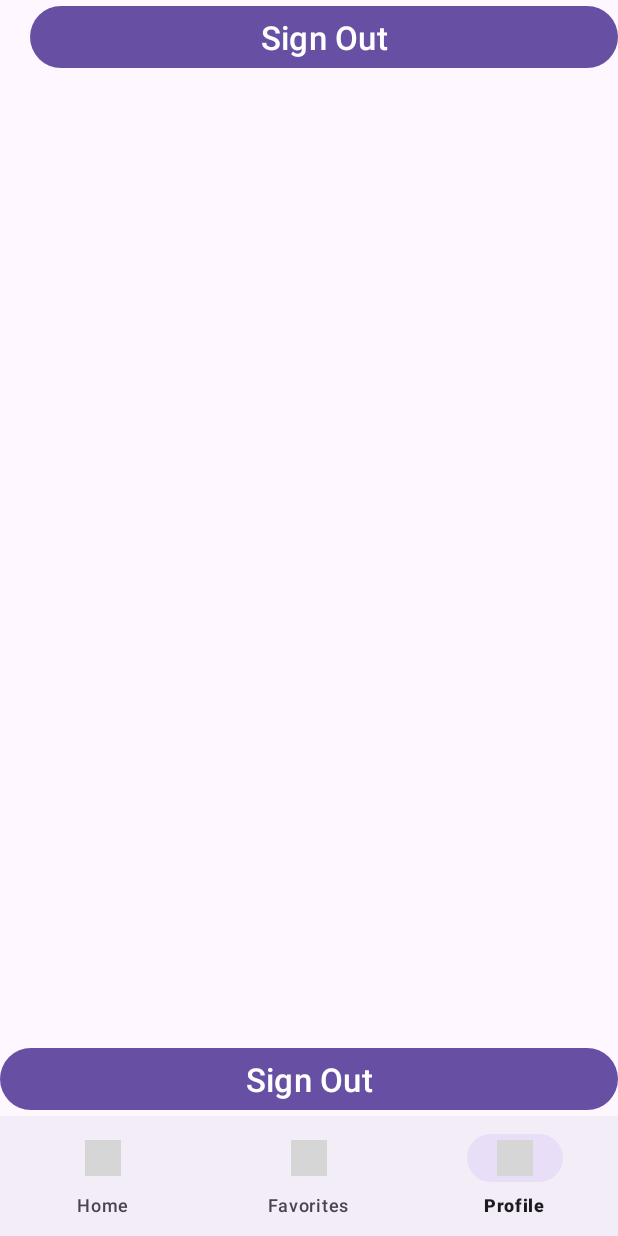
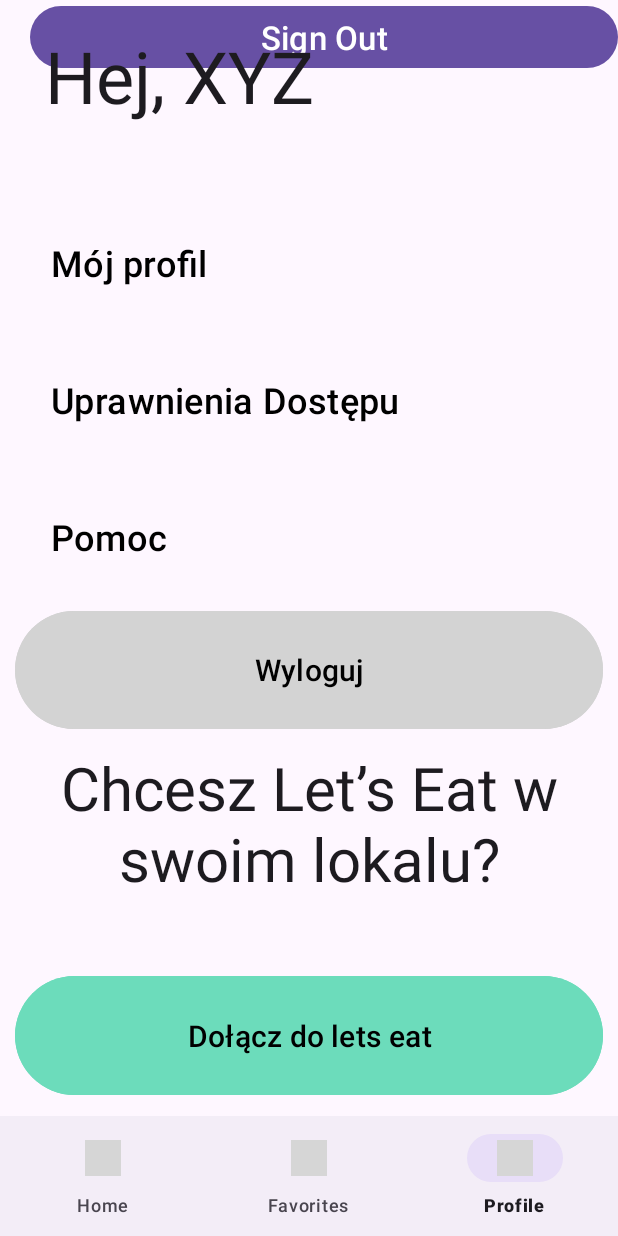
Before and after one commit to Leshens/LetsEatMobile, an Android app: the screen it shows after launch once a user with an empty profile is signed in (MainActivity), item 3 of the bottom bar chosen, on a phone screen of 412 x 824 dp. Run offline under Robolectric (Android 15) with nearby library versions, the phone set to English and light mode, and no system bars; our stand-ins replace Firebase (no records; nobody signed in at launch, a user with empty details on screens opened directly); grey boxes are pictures that could not be loaded.

Commit message:
work done in 85% :)

```diff
--- a/app/src/main/java/com/leshen/letseatmobile/Home.kt
+++ b/app/src/main/java/com/leshen/letseatmobile/Home.kt
@@ -6,27 +6,12 @@ import android.view.View
 import android.view.ViewGroup
 import androidx.fragment.app.Fragment
 
-// TODO: Rename parameter arguments, choose names that match
-// the fragment initialization parameters, e.g. ARG_ITEM_NUMBER
-private const val ARG_PARAM1 = "param1"
-private const val ARG_PARAM2 = "param2"
+class Home : Fragment() {
 
-/**
- * A simple [Fragment] subclass.
- * Use the [Home.newInstance] factory method to
- * create an instance of this fragment.
- */
-class Home : Fragment() {
-    // TODO: Rename and change types of parameters
-    private var param1: String? = null
-    private var param2: String? = null
 
     override fun onCreate(savedInstanceState: Bundle?) {
         super.onCreate(savedInstanceState)
-        arguments?.let {
-            param1 = it.getString(ARG_PARAM1)
-            param2 = it.getString(ARG_PARAM2)
-        }
+
     }
 
     override fun onCreateView(
@@ -37,23 +22,14 @@ class Home : Fragment() {
         return inflater.inflate(R.layout.fragment_home, container, false)
     }
 
-    companion object {
-        /**
-         * Use this factory method to create a new instance of
-         * this fragment using the provided parameters.
-         *
-         * @param param1 Parameter 1.
-         * @param param2 Parameter 2.
-         * @return A new instance of fragment Home.
-         */
-        // TODO: Rename and change types and number of parameters
-        @JvmStatic
-        fun newInstance(param1: String, param2: String) =
-            Home().apply {
-                arguments = Bundle().apply {
-                    putString(ARG_PARAM1, param1)
-                    putString(ARG_PARAM2, param2)
-                }
-            }
-    }
+
+//@Composable
+//fun RestaurantImageCell(restaurant: Restaurant) {
+//    KamelImage(
+//        asyncPainterResource("https://sebi.io/demo-image-api/${image.path}"),
+//        "${image.category} by ${image.author}",
+//        contentScale = ContentScale.Crop,
+//        modifier = Modifier.fillMaxWidth().aspectRatio(1.0f)
+//    )
+//}
 }
--- a/app/src/main/java/com/leshen/letseatmobile/MainActivity.kt
+++ b/app/src/main/java/com/leshen/letseatmobile/MainActivity.kt
@@ -13,7 +13,7 @@ import com.leshen.letseatmobile.login.GetStartedActivity
 
 class MainActivity : AppCompatActivity() {
     private var binding:ActivityMainBinding? = null
-    private lateinit var auth: FirebaseAuth
+    lateinit var auth: FirebaseAuth
     override fun onCreate(savedInstanceState: Bundle?) {
         super.onCreate(savedInstanceState)
         binding = ActivityMainBinding.inflate(layoutInflater)
@@ -36,15 +36,17 @@ class MainActivity : AppCompatActivity() {
             true
         }
         binding?.signOutButton?.setOnClickListener {
-            if (auth.currentUser!= null) {
-                FirebaseAuth.getInstance().signOut()
-                val intent = Intent(this, GetStartedActivity::class.java)
-                startActivity(intent)
-            }
+            signOut(auth)
 
         }
     }
-
+    fun signOut(auth: FirebaseAuth){
+        if (auth.currentUser!= null) {
+            FirebaseAuth.getInstance().signOut()
+            val intent = Intent(this, GetStartedActivity::class.java)
+            startActivity(intent)
+        }
+    }
 
     private fun replaceFragment(fragment : Fragment){
 
--- a/app/src/main/java/com/leshen/letseatmobile/Profile.kt
+++ b/app/src/main/java/com/leshen/letseatmobile/Profile.kt
@@ -1,7 +1,6 @@
 package com.leshen.letseatmobile
 
 
-import android.content.Intent
 import android.os.Bundle
 import android.view.LayoutInflater
 import android.view.View
@@ -9,26 +8,28 @@ import android.view.ViewGroup
 import androidx.fragment.app.Fragment
 import com.google.firebase.auth.FirebaseAuth
 import com.leshen.letseatmobile.databinding.FragmentProfileBinding
-import com.leshen.letseatmobile.login.GetStartedActivity
 
 class Profile : Fragment() {
     private var binding:FragmentProfileBinding?= null
     private lateinit var auth: FirebaseAuth
+
     override fun onCreate(savedInstanceState: Bundle?) {
         super.onCreate(savedInstanceState)
+
+
+        binding?.signOutButton1?.setOnClickListener {
+            (activity as MainActivity).signOut(auth)
+
+        }
+
     }
 
 
     override fun onCreateView(inflater: LayoutInflater, container: ViewGroup?,
                               savedInstanceState: Bundle?): View? {
 
-        binding?.signOutButton?.setOnClickListener {
-            if (auth.currentUser!= null) {
-                FirebaseAuth.getInstance().signOut()
-                val intent = Intent(activity, GetStartedActivity::class.java)
-                startActivity(intent)
-
-            }
+        binding?.signOutButton1?.setOnClickListener {
+            (activity as MainActivity).signOut(auth)
 
         }
 
--- a/app/src/main/res/layout/fragment_profile.xml
+++ b/app/src/main/res/layout/fragment_profile.xml
@@ -4,18 +4,88 @@
     android:layout_width="match_parent"
     android:layout_height="match_parent"
     tools:context=".Profile">
+
     <LinearLayout
         android:layout_width="match_parent"
         android:layout_height="match_parent"
-        android:gravity="bottom">
+        android:orientation="vertical"
+        android:padding="10dp">
+
+        <TextView
+            android:id="@+id/helloText"
+            android:layout_width="match_parent"
+            android:layout_height="wrap_content"
+            android:padding="8dp"
+            android:text=" Hej, XYZ"
+            android:textAppearance="@style/TextAppearance.AppCompat.Large"
+            android:textSize="48sp"
+            android:layout_weight="1"/>
 
         <Button
-            android:id="@+id/signOutButton"
-
+            android:id="@+id/myProfileButton"
             android:layout_width="match_parent"
             android:layout_height="wrap_content"
-            android:text="Sign Out"
-            android:textSize="22sp" />
+            android:background="@android:color/transparent"
+            android:text="Mój profil"
+            android:textAlignment="viewStart"
+            android:textColor="@color/black"
+            android:textSize="24sp"
+            android:layout_weight="1"/>
+
+        <Button
+            android:id="@+id/accessPermissionsButton"
+            android:layout_width="match_parent"
+            android:layout_height="wrap_content"
+            android:background="@android:color/transparent"
+            android:text="Uprawnienia Dostępu"
+            android:textAlignment="viewStart"
+            android:textColor="@color/black"
+            android:textSize="24sp"
+            android:layout_weight="1"/>
+
+        <Button
+            android:id="@+id/HelpButton"
+            android:layout_width="match_parent"
+            android:layout_height="wrap_content"
+            android:background="@android:color/transparent"
+            android:text="Pomoc"
+            android:textAlignment="viewStart"
+            android:textColor="@color/black"
+            android:textSize="24sp"
+            android:layout_weight="1"/>
+
+        <Button
+            android:id="@+id/signOutButton1"
+            android:layout_width="match_parent"
+            android:layout_height="wrap_content"
+            android:backgroundTint="@color/lightGrey"
+            android:paddingLeft="10dp"
+            android:paddingRight="10dp"
+            android:text="Wyloguj"
+            android:textColor="@color/black"
+            android:textSize="20sp"
+            android:layout_weight="1"/>
+
+        <TextView
+            android:layout_width="match_parent"
+            android:layout_height="wrap_content"
+            android:padding="8dp"
+            android:text="Chcesz Let’s Eat w swoim lokalu?"
+            android:textAlignment="center"
+            android:textAppearance="@style/TextAppearance.AppCompat.Large"
+            android:textSize="40sp"
+            android:layout_weight="1"/>
+
+        <Button
+            android:layout_width="match_parent"
+            android:layout_height="wrap_content"
+            android:backgroundTint="@color/teal_200"
+            android:text="Dołącz do lets eat"
+            android:textSize="20sp"
+            android:textColor="@color/black"
+            android:paddingLeft="10dp"
+            android:paddingRight="10dp"
+            android:layout_weight="1"/>
     </LinearLayout>
 
 </FrameLayout>
--- a/app/src/main/res/values/colors.xml
+++ b/app/src/main/res/values/colors.xml
@@ -6,7 +6,7 @@
     <color name="lightGrey">#d3d3d3</color>
     <color name="yellow">#FFEA00</color>
     <color name="blue">#1877F2</color>
-    <color name="teal_200">#66b2b2</color>
+    <color name="teal_200">#6CDCBB</color>
     <color name="teal_300">#008080</color>
     <color name="G_blue">#459DE4</color>
     <color name="G_red">#FF0000</color>
```
Also changed, not shown: app/build.gradle.kts (+15 -0 lines), app/src/main/java/com/leshen/letseatmobile/RestaurantsViewModel.kt (added, +56 -0 lines), app/src/main/java/com/leshen/letseatmobile/model/Restaurant.kt (added, +9 -0 lines), app/src/main/res/layout/fragment_home.xml (+55 -9 lines).
